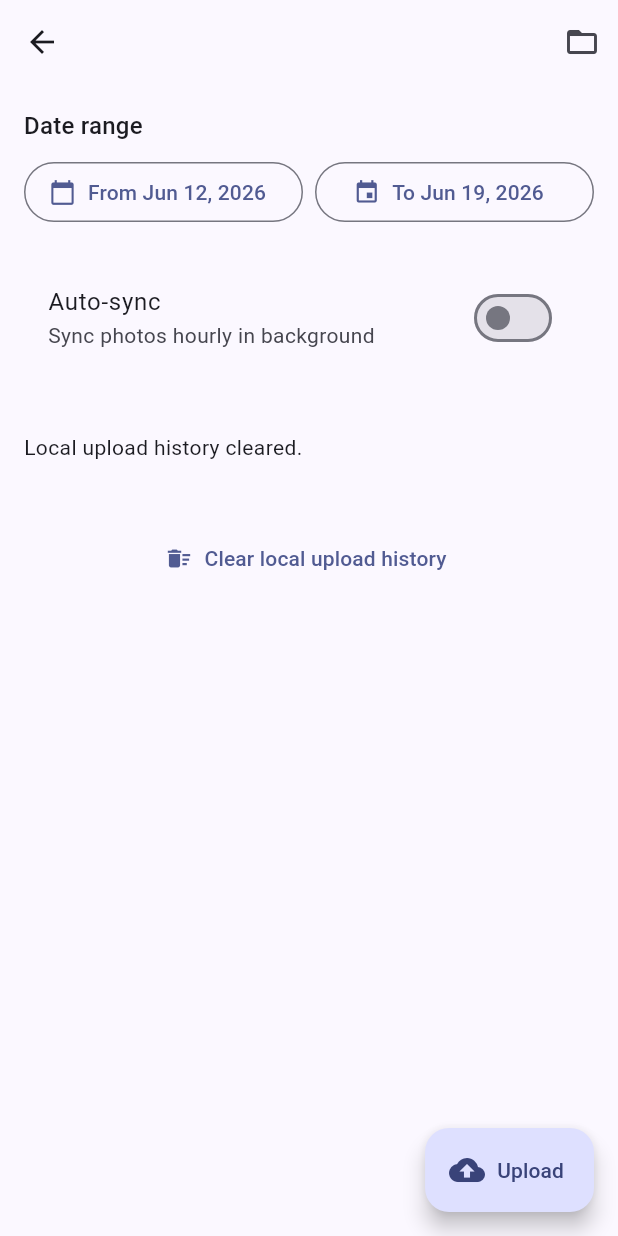
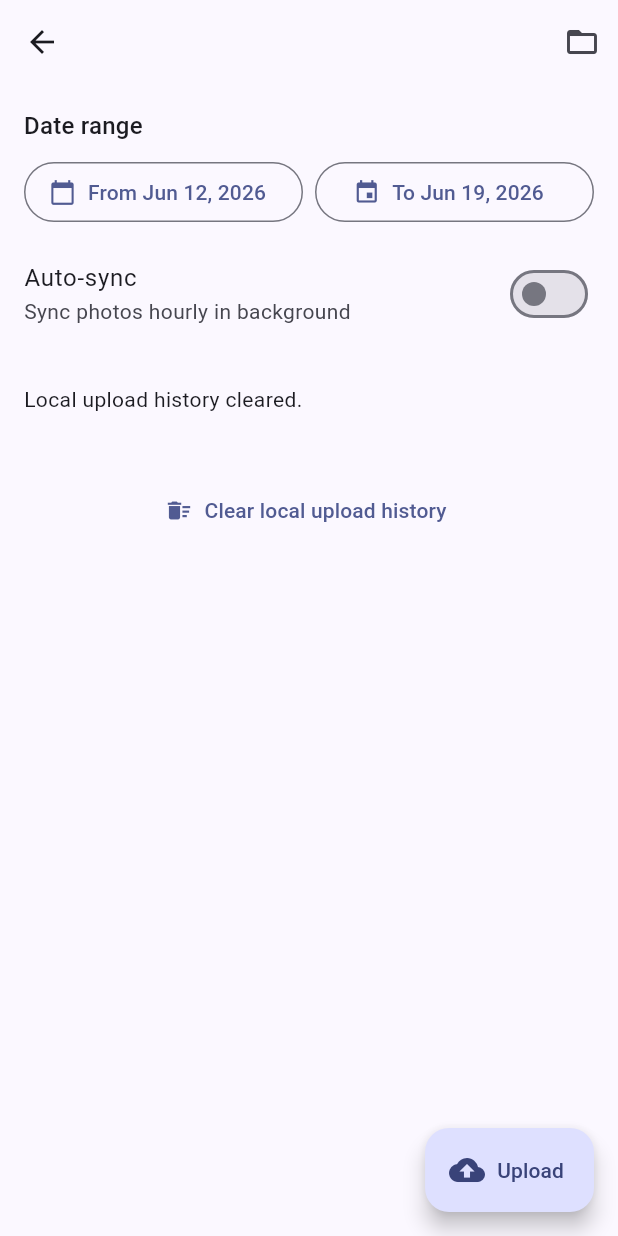
Before and after one commit to spidgorny/mobile_photo_sync, a Flutter app: the PhotoListScreen screen opened directly with empty values, after a tap on "Clear local upload history", on a phone screen of 412 x 824 dp. Run offline on Flutter 3.47's test engine with Material 3 defaults, Android fonts, the phone set to English and light mode, and no system bars; our stand-ins replace dio, flutter_local_notifications, flutter_secure_storage, google_sign_in, shared_preferences; missing offline and left inert: photo_manager, workmanager; accounts and stored records are empty.

Commit message:
Reduce spacing around auto-sync toggle
- Change spacing from 24 to 8 on both sides
- Remove default padding from SwitchListTile
- Move toggle closer to date selector

```diff
--- a/lib/screens/photo_list_screen.dart
+++ b/lib/screens/photo_list_screen.dart
@@ -275,14 +275,15 @@ class _PhotoListScreenState extends State<PhotoListScreen> {
               ),
             ],
           ),
-          const SizedBox(height: 24),
+          const SizedBox(height: 8),
           SwitchListTile(
             title: const Text('Auto-sync'),
             subtitle: const Text('Sync photos hourly in background'),
             value: _autoSyncEnabled,
             onChanged: _busy ? null : _toggleAutoSync,
+            contentPadding: EdgeInsets.zero,
           ),
-          const SizedBox(height: 24),
+          const SizedBox(height: 8),
           if (_busy) const LinearProgressIndicator(),
           if (progress != null) ...[
             const SizedBox(height: 8),
```
